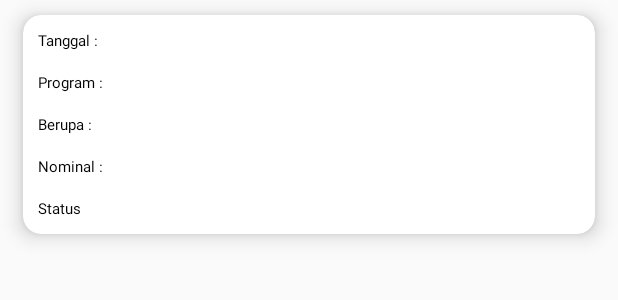
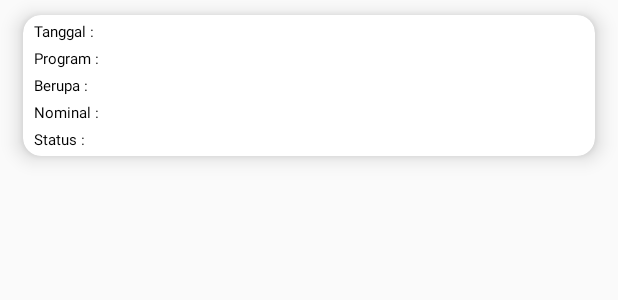
Before and after one commit to Bermantio/taandroid2022, an Android app: the layout riwayatitem.xml on its own in the app's theme, with its tools: preview values and no code run, on a phone screen of 412 x 824 dp. Shown: the top 300 px of the screen. Run offline under Robolectric (Android 15) with nearby library versions, the phone set to English and light mode, and no system bars.

Commit message:
updateprofil,laporan,riwayat(-),donasi,layanan(gmaps)

```diff
--- a/app/src/main/java/com/example/lazismu/Riwayat.java
+++ b/app/src/main/java/com/example/lazismu/Riwayat.java
@@ -43,7 +43,6 @@
         recyclerView.setAdapter(adapter);
         dao = new DAOTransaksiNonTunai();
         loadData();
-
 
         bottomNavigationView = (BottomNavigationView) findViewById(R.id.bottomnavigator);
         bottomNavigationView.setSelectedItemId(R.id.riwayatnavigasi);
--- a/app/src/main/java/com/example/lazismu/RiwayatAdapter.java
+++ b/app/src/main/java/com/example/lazismu/RiwayatAdapter.java
@@ -23,7 +23,7 @@
     @Override
     public RecyclerView.ViewHolder onCreateViewHolder(@NonNull ViewGroup parent, int viewType) {
         View view = LayoutInflater.from(context).inflate(R.layout.riwayatitem,parent,false);
-        return  new RiwayatVH(view);
+        return new RiwayatVH(view);
     }
 
     @Override
@@ -34,6 +34,7 @@
         vh.name_program.setText(emp.getProgram());
         vh.berupa.setText(emp.getBerupa());
         vh.jumlahtransaksi.setText(emp.getNominal());
+        vh.status.setText(emp.getStatus());
     }
 
     @Override
--- a/app/src/main/java/com/example/lazismu/transaksinontunai.java
+++ b/app/src/main/java/com/example/lazismu/transaksinontunai.java
@@ -1,7 +1,7 @@
 package com.example.lazismu;
 
 public class transaksinontunai {
-    public String tanggaltransaksi, nama,alamat,nomor,profesi,program,keterangan,berupa,nominal;
+    public String tanggaltransaksi, nama,alamat,nomor,profesi,program,keterangan,berupa,nominal,status;
 
     public transaksinontunai(){}
 
@@ -15,6 +15,7 @@
         this.keterangan = keterangan;
         this.berupa = berupa;
         this.nominal = nominal;
+        this.status = status;
     }
 
     public String getTanggaltransaksi() {
@@ -88,4 +89,8 @@
     public void setNominal(String nominal) {
         this.nominal = nominal;
     }
+
+    public String getStatus() {
+        return status;
+    }
 }
--- a/app/src/main/res/layout/riwayatitem.xml
+++ b/app/src/main/res/layout/riwayatitem.xml
@@ -15,8 +15,15 @@
         android:layout_width="match_parent"
         android:layout_height="match_parent"
         android:orientation="vertical"
-        android:layout_marginHorizontal="10dp"
-        android:layout_marginVertical="10dp">
+        android:layout_marginHorizontal="2dp"
+        android:layout_marginVertical="2dp"
+        >
+    <LinearLayout
+        android:layout_width="match_parent"
+        android:layout_height="match_parent"
+        android:orientation="horizontal"
+        android:layout_marginHorizontal="5dp"
+        android:layout_marginVertical="2dp">
 
         <TextView
             android:id="@+id/tanggal"
@@ -33,7 +40,17 @@
             android:layout_height="wrap_content"
             android:textColor="@color/black"
             android:textSize="10sp"
+            android:layout_marginLeft="5dp"
             />
+
+    </LinearLayout>
+
+    <LinearLayout
+        android:layout_width="match_parent"
+        android:layout_height="match_parent"
+        android:orientation="horizontal"
+        android:layout_marginHorizontal="5dp"
+        android:layout_marginVertical="2dp">
 
         <TextView
             android:id="@+id/program"
@@ -50,7 +67,17 @@
             android:layout_height="wrap_content"
             android:textColor="@color/black"
             android:textSize="10sp"
+            android:layout_marginLeft="5dp"
             />
+
+    </LinearLayout>
+
+        <LinearLayout
+            android:layout_width="match_parent"
+            android:layout_height="match_parent"
+            android:orientation="horizontal"
+            android:layout_marginHorizontal="5dp"
+            android:layout_marginVertical="2dp">
 
             <TextView
                 android:id="@+id/txtberupa"
@@ -67,7 +94,17 @@
                 android:layout_height="wrap_content"
                 android:textColor="@color/black"
                 android:textSize="10sp"
+                android:layout_marginLeft="5dp"
                 />
+
+        </LinearLayout>
+
+        <LinearLayout
+            android:layout_width="match_parent"
+            android:layout_height="match_parent"
+            android:orientation="horizontal"
+            android:layout_marginHorizontal="5dp"
+            android:layout_marginVertical="2dp">
 
             <TextView
                 android:id="@+id/nominal"
@@ -83,6 +120,25 @@
                 android:layout_height="wrap_content"
                 android:textColor="@color/black"
                 android:textSize="10sp"
+                android:layout_marginLeft="5dp"
+                />
+
+        </LinearLayout>
+
+        <LinearLayout
+            android:layout_width="match_parent"
+            android:layout_height="match_parent"
+            android:orientation="horizontal"
+            android:layout_marginHorizontal="5dp"
+            android:layout_marginVertical="2dp">
+
+            <TextView
+                android:id="@+id/txtstatus"
+                android:layout_width="wrap_content"
+                android:layout_height="wrap_content"
+                android:textColor="@color/black"
+                android:textSize="10sp"
+                android:text="Status :"
                 />
 
             <TextView
@@ -91,9 +147,13 @@
                 android:layout_height="wrap_content"
                 android:textColor="@color/black"
                 android:textSize="10sp"
-            android:text="Status"
+                android:layout_marginLeft="5dp"
                 />
 
         </LinearLayout>
 
+
+
+    </LinearLayout>
+
 </androidx.cardview.widget.CardView>
```
Lines whose indentation alone changed are shown as unchanged.
